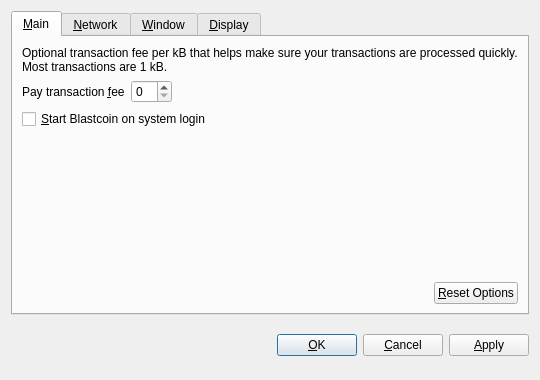
The window that src/qt/forms/optionsdialog.ui (blastcoin/blastcoin) describes before a commit, drawn with Qt 5.
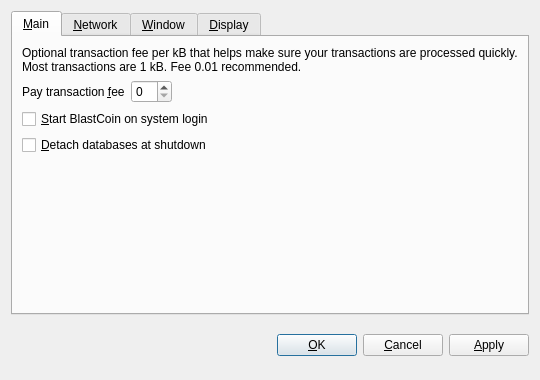
The same window after the commit. Custom widgets are drawn as their Qt base class.

The edit to the form file:
```diff
--- a/src/qt/forms/optionsdialog.ui
+++ b/src/qt/forms/optionsdialog.ui
@@ -33,7 +33,7 @@
        <item>
         <widget class="QLabel" name="transactionFeeInfoLabel">
          <property name="text">
-          <string>Optional transaction fee per kB that helps make sure your transactions are processed quickly. Most transactions are 1 kB.</string>
+          <string>Optional transaction fee per kB that helps make sure your transactions are processed quickly. Most transactions are 1 kB. Fee 0.01 recommended.</string>
          </property>
          <property name="textFormat">
           <enum>Qt::PlainText</enum>
@@ -82,7 +82,17 @@
           <string>Automatically start Blastcoin after logging in to the system.</string>
          </property>
          <property name="text">
-          <string>&amp;Start Blastcoin on system login</string>
+          <string>&amp;Start BlastCoin on system login</string>
+         </property>
+        </widget>
+       </item>
+       <item>
+        <widget class="QCheckBox" name="detachDatabases">
+         <property name="toolTip">
+          <string>Detach block and address databases at shutdown. This means they can be moved to another data directory, but it slows down shutdown. The wallet is always detached.</string>
+         </property>
+         <property name="text">
+          <string>&amp;Detach databases at shutdown</string>
          </property>
         </widget>
        </item>
@@ -99,36 +109,6 @@
          </property>
         </spacer>
        </item>
-       <item>
-        <layout class="QHBoxLayout" name="horizontalLayout_2_Main">
-         <item>
-          <spacer name="horizontalSpacer_2_Main">
-           <property name="orientation">
-            <enum>Qt::Horizontal</enum>
-           </property>
-           <property name="sizeHint" stdset="0">
-            <size>
-             <width>40</width>
-             <height>20</height>
-            </size>
-           </property>
-          </spacer>
-         </item>
-         <item>
-          <widget class="QPushButton" name="resetButton">
-           <property name="toolTip">
-            <string>Reset all client options to default.</string>
-           </property>
-           <property name="text">
-            <string>&amp;Reset Options</string>
-           </property>
-           <property name="autoDefault">
-            <bool>false</bool>
-           </property>
-          </widget>
-         </item>
-        </layout>
-       </item>
       </layout>
      </widget>
      <widget class="QWidget" name="tabNetwork">
```
Left out of the diff: 24 changed lines with no effect on the pictures.
